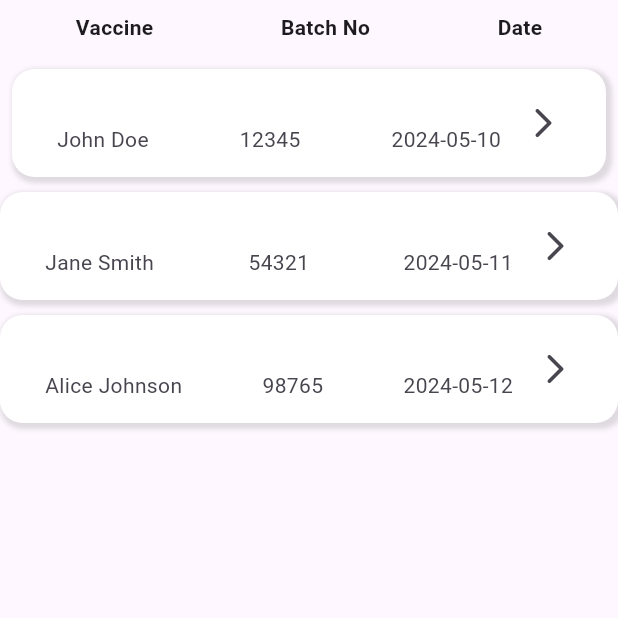
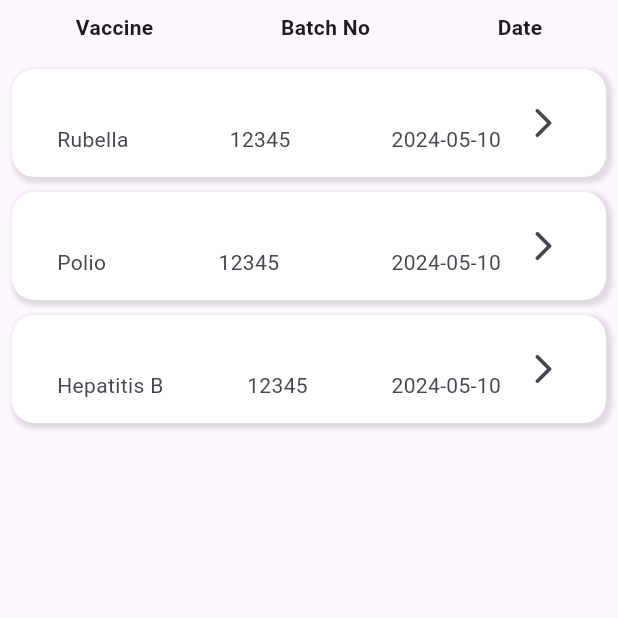
Before and after one commit to Nipuni102/BabyChart-Frontend, a Flutter app: the ImmunizationH screen opened by its route, on a phone screen of 412 x 824 dp, the top half of it. Run offline on Flutter 3.47's test engine with Material 3 defaults, Android fonts, the light colour scheme and no system bars; our stand-ins replace fl_chart, outline_gradient_button, qr_flutter; missing offline and left inert: qr_code_scanner.

Commit message:
minor change

```diff
--- a/babychart/lib/immunizationH.dart
+++ b/babychart/lib/immunizationH.dart
@@ -1,4 +1,5 @@
 import 'package:flutter/material.dart';
+import 'vaccineDetail.dart';
 
 class ImmunizationH extends StatelessWidget {
   const ImmunizationH({super.key});
@@ -28,21 +29,51 @@ class ImmunizationH extends StatelessWidget {
             const SizedBox(height: 10),
             GestureDetector(
               onTap: () {
-                // Handle onTap event
+                Navigator.push(
+                  context,
+                  MaterialPageRoute(
+                      builder: (context) => VaccineDetailsScreen()),
+                );
               },
               child: const Padding(
                 padding: EdgeInsets.symmetric(horizontal: 8.0),
                 child: const CardWidget(
-                    vaccine: 'John Doe', batchNo: '12345', date: '2024-05-10'),
+                    vaccine: 'Rubella', batchNo: '12345', date: '2024-05-10'),
               ),
             ),
             const SizedBox(height: 10),
             // Add some space between cards
-            const CardWidget(
-                vaccine: 'Jane Smith', batchNo: '54321', date: '2024-05-11'),
-            const SizedBox(height: 10), // Add some space between cards
-            const CardWidget(
-                vaccine: 'Alice Johnson', batchNo: '98765', date: '2024-05-12'),
+            GestureDetector(
+              onTap: () {
+                Navigator.push(
+                  context,
+                  MaterialPageRoute(
+                      builder: (context) => VaccineDetailsScreen()),
+                );
+              },
+              child: const Padding(
+                padding: EdgeInsets.symmetric(horizontal: 8.0),
+                child: const CardWidget(
+                    vaccine: 'Polio', batchNo: '12345', date: '2024-05-10'),
+              ),
+            ),
+            const SizedBox(height: 10),
+            GestureDetector(
+              onTap: () {
+                Navigator.push(
+                  context,
+                  MaterialPageRoute(
+                      builder: (context) => VaccineDetailsScreen()),
+                );
+              },
+              child: const Padding(
+                padding: EdgeInsets.symmetric(horizontal: 8.0),
+                child: const CardWidget(
+                    vaccine: 'Hepatitis B',
+                    batchNo: '12345',
+                    date: '2024-05-10'),
+              ),
+            ),
           ],
         ),
       ),
--- a/babychart/lib/myQRCode.dart
+++ b/babychart/lib/myQRCode.dart
@@ -6,7 +6,7 @@ class MyQRCodeScreen extends StatelessWidget {
   Widget build(BuildContext context) {
     return Scaffold(
       appBar: AppBar(
-        backgroundColor: Colors.pink,
+        backgroundColor: Color(0xFFCC31A1),
         title: Text('BabyChart'),
         centerTitle: true,
         leading: IconButton(
--- a/babychart/lib/signUpPage.dart
+++ b/babychart/lib/signUpPage.dart
@@ -280,6 +280,7 @@ class SignUpPage extends StatelessWidget {
       ),
     );
   }
+
   /// Section Widget
 
   Widget _buildLoginOptionsRow(BuildContext context) {
```
Also changed, not shown: babychart/lib/childProfile.dart (+7 -7 lines), babychart/lib/vaccineDetail.dart (added, +73 -0 lines). Lines whose indentation alone changed are shown as unchanged.
